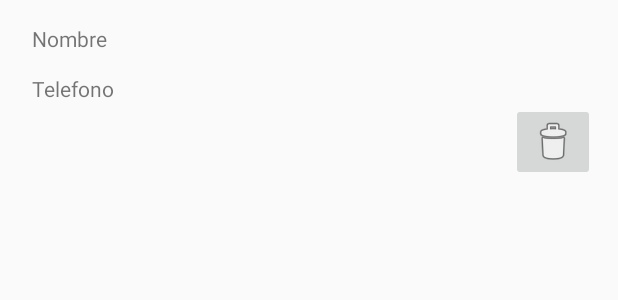
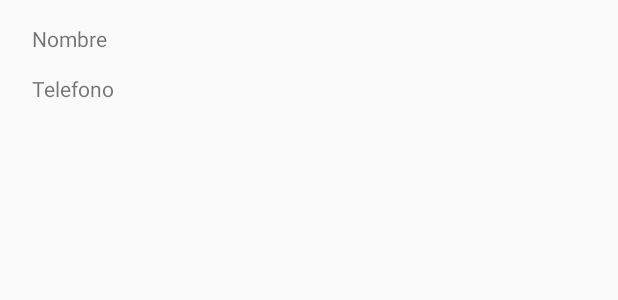
Before and after one commit to ImErick/Practica8, an Android app: the layout fragment_item_user.xml on its own in the app's theme, with its tools: preview values and no code run, on a phone screen of 412 x 824 dp. Shown: the top 300 px of the screen. Run offline under Robolectric (Android 15) with nearby library versions, the phone set to English and light mode, and no system bars.

```diff
--- a/app/src/main/java/mx/iteso/erickgarcia/practica8/ItemUser.java
+++ b/app/src/main/java/mx/iteso/erickgarcia/practica8/ItemUser.java
@@ -8,10 +8,10 @@ public class ItemUser {
     String name, phone;
     int delete_user;
 
-    public ItemUser(String name, String phone, int delete_user) {
+    public ItemUser(String name, String phone) {
         this.name = name;
         this.phone = phone;
-        this.delete_user = delete_user;
+        //this.delete_user = delete_user;
     }
 
     public String getName() {
--- a/app/src/main/java/mx/iteso/erickgarcia/practica8/SharedPreferenceMethod.java
+++ b/app/src/main/java/mx/iteso/erickgarcia/practica8/SharedPreferenceMethod.java
@@ -43,5 +43,8 @@ public class SharedPreferenceMethod {
         return editor.commit();
     }
 
-
+    public Map<String, ?> getAllUsers(String keyShared) {
+        sharedPreferences = activity.getSharedPreferences(keyShared, Context.MODE_PRIVATE);
+        return sharedPreferences.getAll();
+    }
 }
--- a/app/src/main/res/layout/fragment_item_user.xml
+++ b/app/src/main/res/layout/fragment_item_user.xml
@@ -6,7 +6,7 @@
     android:layout_height="match_parent">
 
     <TextView
-        android:id="@+id/textViewName"
+        android:id="@+id/lbl_textViewName"
         android:layout_width="wrap_content"
         android:layout_height="wrap_content"
         android:layout_alignParentLeft="true"
@@ -18,15 +18,16 @@
         android:text="Nombre" />
 
     <TextView
-        android:id="@+id/textViewPhone"
+        android:id="@+id/lbl_textViewPhone"
         android:layout_width="wrap_content"
         android:layout_height="wrap_content"
-        android:layout_alignLeft="@+id/textViewName"
-        android:layout_alignStart="@+id/textViewName"
-        android:layout_below="@+id/textViewName"
+        android:layout_alignLeft="@+id/lbl_textViewName"
+        android:layout_alignStart="@+id/lbl_textViewName"
+        android:layout_below="@+id/lbl_textViewName"
         android:layout_marginTop="14dp"
         android:text="Telefono" />
 
+    <!-- Asi por mientras
     <ImageButton
         android:id="@+id/imageButtonDeleteUser"
         android:layout_width="wrap_content"
@@ -36,5 +37,5 @@
         android:layout_below="@+id/textViewPhone"
         android:layout_marginEnd="15dp"
         android:layout_marginRight="15dp"
-        app:srcCompat="@android:drawable/ic_menu_delete" />
+        app:srcCompat="@android:drawable/ic_menu_delete" /> -->
 </RelativeLayout>
```
Also changed, not shown: app/src/main/java/mx/iteso/erickgarcia/practica8/FragmentListUser.java (+17 -1 lines), app/src/main/java/mx/iteso/erickgarcia/practica8/ItemUserAdapter.java (+9 -6 lines).
